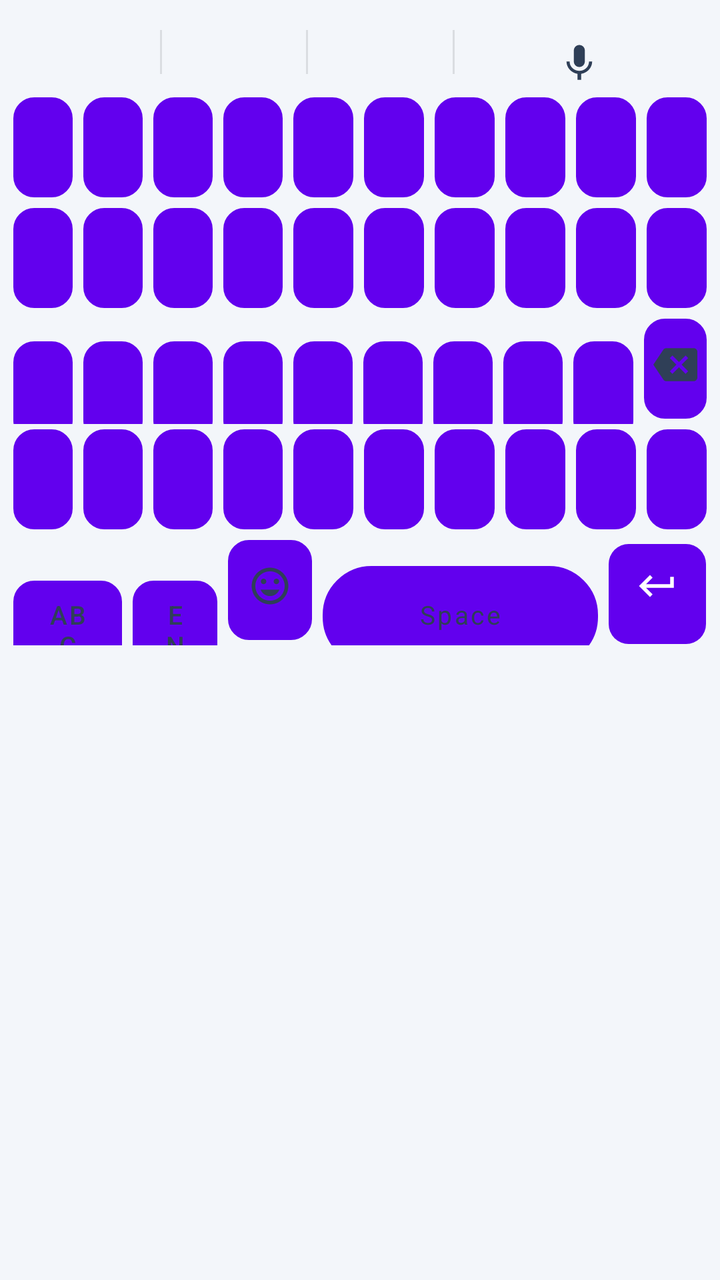
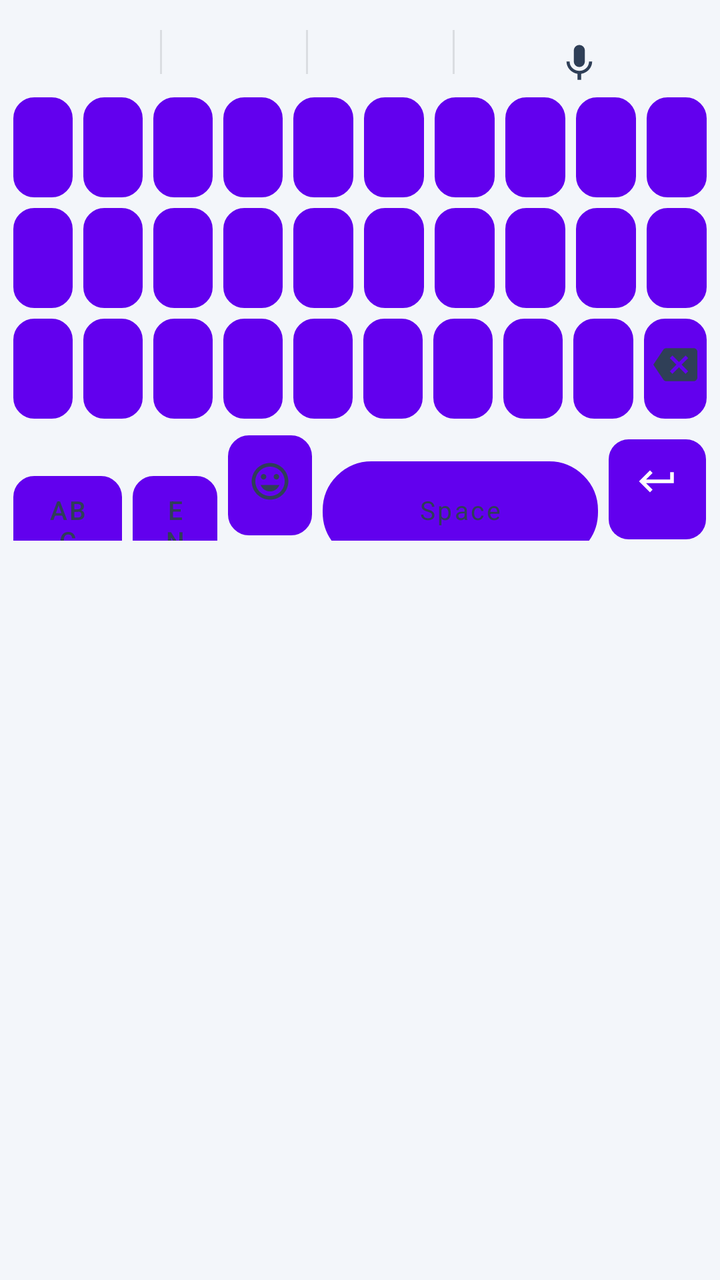

Compare the two renders of this Android layout. The source of the first and the diff that turns it into the second are given below.
<!-- AndroidManifest.xml: fallback theme Theme.MaterialComponents.DayNight.NoActionBar -->
<!-- res/layout/keyboard_symbols.xml -->
<?xml version="1.0" encoding="utf-8"?>
<LinearLayout xmlns:android="http://schemas.android.com/apk/res/android"
    android:layout_width="match_parent"
    android:layout_height="wrap_content"
    android:background="@color/kb_bg_light"
    android:clipToPadding="false"
    android:orientation="vertical"
    android:paddingStart="4dp"
    android:paddingEnd="4dp"
    android:paddingTop="6dp">

    
    <LinearLayout
        android:id="@+id/suggestions_strip"
        android:layout_width="match_parent"
        android:layout_height="40dp"
        android:orientation="horizontal"
        android:gravity="center_vertical"
        android:paddingStart="4dp"
        android:paddingEnd="4dp">

        <Button
            android:id="@+id/suggestion_left"
            style="@style/SuggestionButton"
            android:text="" />

        <View
            android:layout_width="1dp"
            android:layout_height="22dp"
            android:background="#1A000000" />

        <Button
            android:id="@+id/suggestion_center"
            style="@style/SuggestionButton"
            android:text="" />

        <View
            android:layout_width="1dp"
            android:layout_height="22dp"
            android:background="#1A000000" />

        <Button
            android:id="@+id/suggestion_right"
            style="@style/SuggestionButton"
            android:text="" />

        <View
            android:layout_width="1dp"
            android:layout_height="22dp"
            android:background="#1A000000" />

        <Button
            android:id="@+id/sym_key_voice"
            style="@style/KeyboardButtonIcon"
            android:layout_width="44dp"
            android:layout_height="match_parent"
            android:background="@android:color/transparent"
            android:text=""
            android:drawableTop="@drawable/ic_mic"
            android:drawablePadding="0dp" />
    </LinearLayout>

    
    <LinearLayout
        android:layout_width="match_parent"
        android:layout_height="wrap_content"
        android:orientation="horizontal">
        <Button android:id="@+id/sym_key_1" style="@style/KeyboardButton" android:text="1" />
        <Button android:id="@+id/sym_key_2" style="@style/KeyboardButton" android:text="2" />
        <Button android:id="@+id/sym_key_3" style="@style/KeyboardButton" android:text="3" />
        <Button android:id="@+id/sym_key_4" style="@style/KeyboardButton" android:text="4" />
        <Button android:id="@+id/sym_key_5" style="@style/KeyboardButton" android:text="5" />
        <Button android:id="@+id/sym_key_6" style="@style/KeyboardButton" android:text="6" />
        <Button android:id="@+id/sym_key_7" style="@style/KeyboardButton" android:text="7" />
        <Button android:id="@+id/sym_key_8" style="@style/KeyboardButton" android:text="8" />
        <Button android:id="@+id/sym_key_9" style="@style/KeyboardButton" android:text="9" />
        <Button android:id="@+id/sym_key_0" style="@style/KeyboardButton" android:text="0" />
    </LinearLayout>

    
    <LinearLayout
        android:layout_width="match_parent"
        android:layout_height="wrap_content"
        android:orientation="horizontal">
        <Button android:id="@+id/sym_key_at"      style="@style/KeyboardButton" android:text="@" />
        <Button android:id="@+id/sym_key_hash"    style="@style/KeyboardButton" android:text="#" />
        <Button android:id="@+id/sym_key_dollar"  style="@style/KeyboardButton" android:text="$" />
        <Button android:id="@+id/sym_key_percent" style="@style/KeyboardButton" android:text="%" />
        <Button android:id="@+id/sym_key_amp"     style="@style/KeyboardButton" android:text="&amp;" />
        <Button android:id="@+id/sym_key_star"    style="@style/KeyboardButton" android:text="*" />
        <Button android:id="@+id/sym_key_minus"   style="@style/KeyboardButton" android:text="-" />
        <Button android:id="@+id/sym_key_plus"    style="@style/KeyboardButton" android:text="+" />
        <Button android:id="@+id/sym_key_lparen"  style="@style/KeyboardButton" android:text="(" />
        <Button android:id="@+id/sym_key_rparen"  style="@style/KeyboardButton" android:text=")" />
    </LinearLayout>

    
    <LinearLayout
        android:layout_width="match_parent"
        android:layout_height="wrap_content"
        android:orientation="horizontal">
        <Button android:id="@+id/sym_key_slash"       style="@style/KeyboardButton" android:text="/" />
        <Button android:id="@+id/sym_key_quote"       style="@style/KeyboardButton" android:text="&quot;" />
        <Button android:id="@+id/sym_key_apostrophe"  style="@style/KeyboardButton" android:text="'" />
        <Button android:id="@+id/sym_key_colon"       style="@style/KeyboardButton" android:text=":" />
        <Button android:id="@+id/sym_key_semicolon"   style="@style/KeyboardButton" android:text=";" />
        <Button android:id="@+id/sym_key_exclamation" style="@style/KeyboardButton" android:text="!" />
        <Button android:id="@+id/sym_key_question"    style="@style/KeyboardButton" android:text="?" />
        <Button android:id="@+id/sym_key_comma"       style="@style/KeyboardButton" android:text="," />
        <Button android:id="@+id/sym_key_dot"         style="@style/KeyboardButton" android:text="." />
        <Button
            android:id="@+id/sym_backspace"
            style="@style/KeyboardButtonIcon"
            android:text=""
            android:drawableTop="@drawable/ic_backspace"
            android:drawablePadding="0dp" />
    </LinearLayout>

    
    <LinearLayout
        android:layout_width="match_parent"
        android:layout_height="wrap_content"
        android:orientation="horizontal">
        <Button android:id="@+id/sym_key_equal"     style="@style/KeyboardButton" android:text="=" />
        <Button android:id="@+id/sym_key_lbracket"  style="@style/KeyboardButton" android:text="[" />
        <Button android:id="@+id/sym_key_rbracket"  style="@style/KeyboardButton" android:text="]" />
        <Button android:id="@+id/sym_key_lbrace"    style="@style/KeyboardButton" android:text="{" />
        <Button android:id="@+id/sym_key_rbrace"    style="@style/KeyboardButton" android:text="}" />
        <Button android:id="@+id/sym_key_backslash" style="@style/KeyboardButton" android:text="\\" />
        <Button android:id="@+id/sym_key_less"      style="@style/KeyboardButton" android:text="&lt;" />
        <Button android:id="@+id/sym_key_greater"   style="@style/KeyboardButton" android:text="&gt;" />
        <Button android:id="@+id/sym_key_caret"     style="@style/KeyboardButton" android:text="^" />
        <Button android:id="@+id/sym_key_tilde"     style="@style/KeyboardButton" android:text="~" />
    </LinearLayout>

    
    <LinearLayout
        android:layout_width="match_parent"
        android:layout_height="wrap_content"
        android:orientation="horizontal">

        <Button
            android:id="@+id/sym_key_abc"
            style="@style/KeyboardButtonBottomSmall"
            android:text="ABC" />

        <Button
            android:id="@+id/sym_key_language"
            style="@style/KeyboardButtonLanguage"
            android:text="EN" />

        <Button
            android:id="@+id/sym_key_emoji"
            style="@style/KeyboardButtonIcon"
            android:text=""
            android:drawableTop="@drawable/ic_emoji"
            android:drawablePadding="0dp" />

        <Button
            android:id="@+id/sym_key_space"
            style="@style/KeyboardButtonSpace"
            android:text="Space" />

        <Button
            android:id="@+id/sym_key_enter"
            style="@style/KeyboardButtonEnter"
            android:layout_weight="1.2"
            android:text=""
            android:drawableTop="@drawable/ic_enter"
            android:drawablePadding="0dp" />
    </LinearLayout>

</LinearLayout>
<!-- resources referenced by this layout -->
<resources>
  <color name="kb_bg_light">#F3F6FA</color>
  <!-- drawable ic_enter (drawable) -->
  <?xml version="1.0" encoding="utf-8"?>
  <vector xmlns:android="http://schemas.android.com/apk/res/android"
      android:width="22dp"
      android:height="22dp"
      android:viewportWidth="24"
      android:viewportHeight="24">
      <path
          android:fillColor="#FFFFFF"
          android:pathData="M19,7v4H5.83l3.58,-3.59L8,6l-6,6 6,6 1.41,-1.41L5.83,13H21V7z" />
  </vector>
  <!-- drawable ic_mic (drawable) -->
  <?xml version="1.0" encoding="utf-8"?>
  <vector xmlns:android="http://schemas.android.com/apk/res/android"
      android:width="22dp"
      android:height="22dp"
      android:viewportWidth="24"
      android:viewportHeight="24">
      <path
          android:fillColor="#444444"
          android:pathData="M12,14c1.66,0 2.99,-1.34 2.99,-3L15,5c0,-1.66 -1.34,-3 -3,-3S9,3.34 9,5v6c0,1.66 1.34,3 3,3zM17.3,11c0,3 -2.54,5.1 -5.3,5.1S6.7,14 6.7,11H5c0,3.41 2.72,6.23 6,6.72V21h2v-3.28c3.28,-0.48 6,-3.3 6,-6.72h-1.7z" />
  </vector>
  <style name="KeyboardButtonBottomSmall" parent="KeyboardButtonFunctional">
          <item name="android:layout_weight">1.35</item>
          <item name="android:textSize">13sp</item>
      </style>
  <style name="KeyboardButtonEnter" parent="KeyboardButton">
          <item name="android:layout_weight">0.95</item>
          <item name="android:background">@drawable/key_background_enter</item>
          <item name="android:textColor">@color/kb_enter_text</item>
          <item name="android:textSize">0sp</item>
          <item name="android:paddingTop">4dp</item>
          <item name="android:paddingBottom">4dp</item>
          <item name="android:gravity">center</item>
          <item name="android:drawableTint">@color/kb_enter_text</item>
      </style>
  <style name="KeyboardButtonIcon" parent="KeyboardButtonFunctional">
          <item name="android:layout_weight">1.04</item>
          <item name="android:paddingTop">6dp</item>
          <item name="android:paddingBottom">6dp</item>
          <item name="android:textSize">0sp</item>
          <item name="android:gravity">center</item>
          <item name="android:drawableTint">@color/kb_icon_light</item>
      </style>
  <style name="KeyboardButtonLanguage" parent="KeyboardButtonFunctional">
          <item name="android:layout_weight">1.05</item>
          <item name="android:textSize">13sp</item>
      </style>
  <style name="KeyboardButtonSpace" parent="KeyboardButton">
          <item name="android:layout_weight">3.4</item>
          <item name="android:background">@drawable/key_background_space</item>
          <item name="android:textSize">13sp</item>
          <item name="android:textColor">@color/kb_text_functional_light</item>
          <item name="android:fontFamily">sans-serif</item>
      </style>
  <color name="kb_text_primary_light">#1A1C1E</color>
  <style name="KeyboardButtonFunctional" parent="KeyboardButton">
          <item name="android:background">@drawable/key_background_functional</item>
          <item name="android:textColor">@color/kb_text_functional_light</item>
          <item name="android:textSize">14sp</item>
          <item name="android:fontFamily">sans-serif-medium</item>
      </style>
  <color name="kb_enter_text">#FFFFFF</color>
  <color name="kb_icon_light">#2F3F57</color>
  <color name="kb_text_functional_light">#2F3F57</color>
  <color name="kb_ripple_light">#1F0B57D0</color>
  <color name="kb_key_light">#FFFFFF</color>
  <color name="kb_key_stroke_light">#D5DEE8</color>
  <color name="kb_accent">#0B57D0</color>
  <color name="kb_key_functional_light">#EAF1FA</color>
  <!-- unchanged entries left out for length: 8 -->
</resources>

<!-- the commit's change to res/layout/keyboard_symbols.xml (unified diff, before → after) -->
@@ -98,6 +98,8 @@
     <LinearLayout
         android:layout_width="match_parent"
         android:layout_height="wrap_content"
+        android:gravity="center_vertical"
+        android:layout_marginBottom="3dp"
         android:orientation="horizontal">
         <Button android:id="@+id/sym_key_slash"       style="@style/KeyboardButton" android:text="/" />
         <Button android:id="@+id/sym_key_quote"       style="@style/KeyboardButton" android:text="&quot;" />
@@ -120,23 +122,7 @@
     <LinearLayout
         android:layout_width="match_parent"
         android:layout_height="wrap_content"
-        android:orientation="horizontal">
-        <Button android:id="@+id/sym_key_equal"     style="@style/KeyboardButton" android:text="=" />
-        <Button android:id="@+id/sym_key_lbracket"  style="@style/KeyboardButton" android:text="[" />
-        <Button android:id="@+id/sym_key_rbracket"  style="@style/KeyboardButton" android:text="]" />
-        <Button android:id="@+id/sym_key_lbrace"    style="@style/KeyboardButton" android:text="{" />
-        <Button android:id="@+id/sym_key_rbrace"    style="@style/KeyboardButton" android:text="}" />
-        <Button android:id="@+id/sym_key_backslash" style="@style/KeyboardButton" android:text="\\" />
-        <Button android:id="@+id/sym_key_less"      style="@style/KeyboardButton" android:text="&lt;" />
-        <Button android:id="@+id/sym_key_greater"   style="@style/KeyboardButton" android:text="&gt;" />
-        <Button android:id="@+id/sym_key_caret"     style="@style/KeyboardButton" android:text="^" />
-        <Button android:id="@+id/sym_key_tilde"     style="@style/KeyboardButton" android:text="~" />
-    </LinearLayout>
-
-    
-    <LinearLayout
-        android:layout_width="match_parent"
-        android:layout_height="wrap_content"
+        android:paddingBottom="2dp"
         android:orientation="horizontal">
 
         <Button
